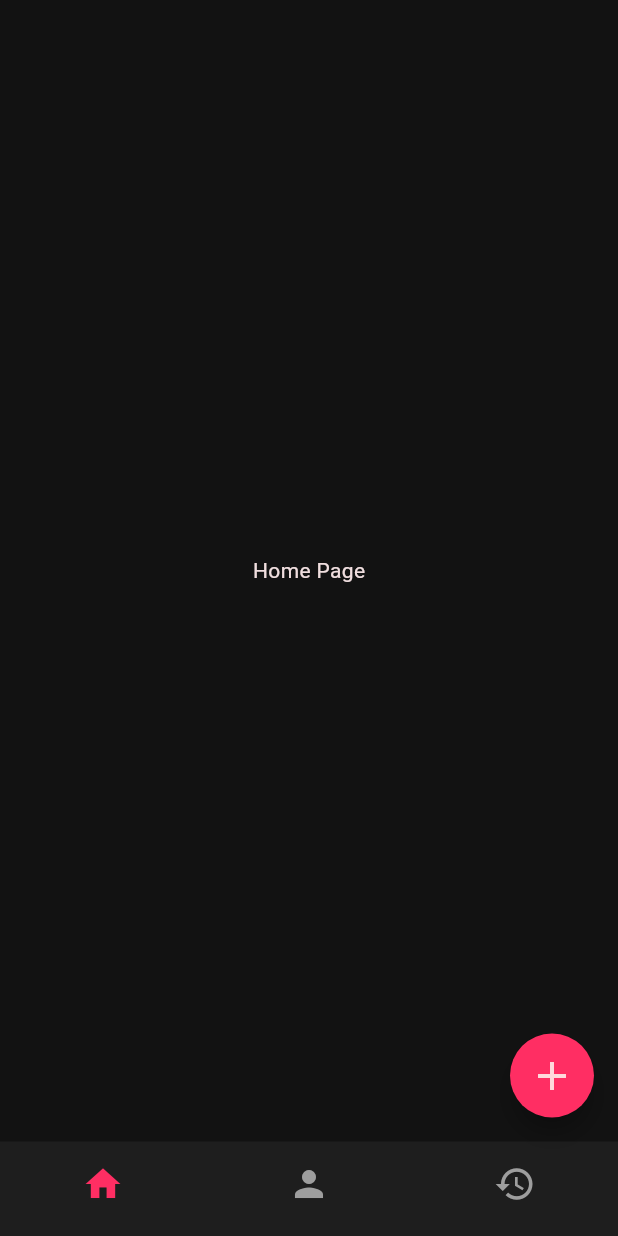
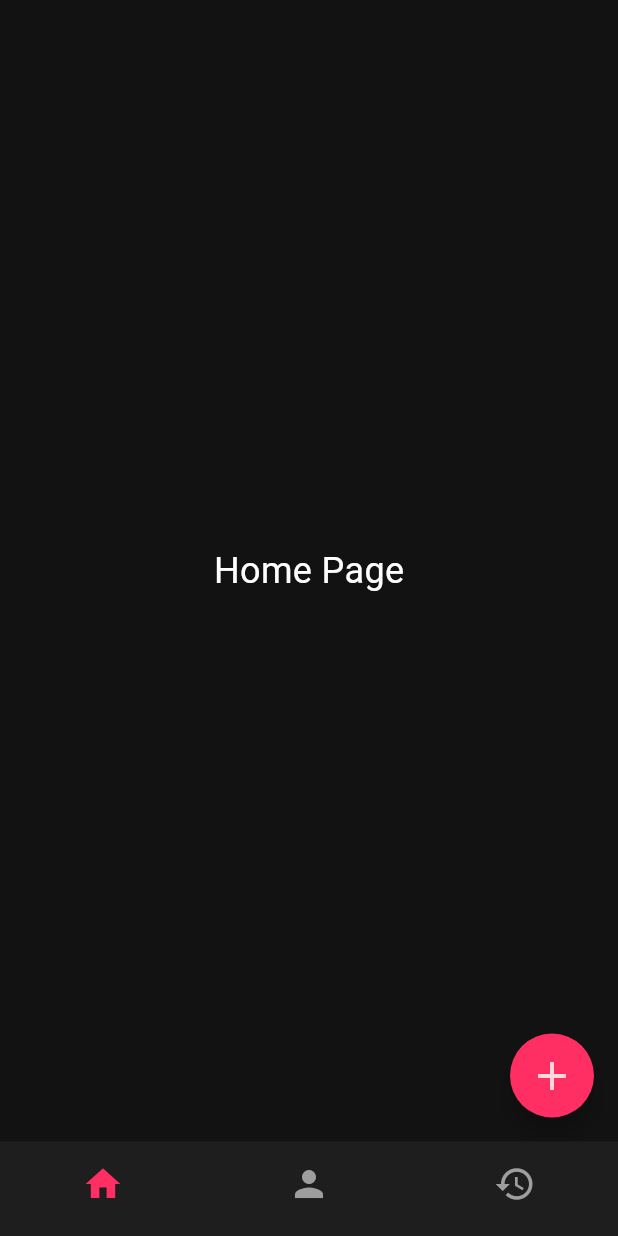
Before and after one commit to fajricpaix/scoreboard, a Flutter app: the screen it shows after launch, on a phone screen of 412 x 824 dp. Run offline on Flutter 3.47's test engine with Material 3 defaults, Android fonts, the phone set to English and light mode, and no system bars.

Commit message:
main page

```diff
--- a/lib/main.dart
+++ b/lib/main.dart
@@ -1,5 +1,4 @@
 import 'package:flutter/material.dart';
-import 'package:scoreboard/pages/create/index.dart';
 import 'pages/home/index.dart';
 import 'pages/history/index.dart';
 import 'pages/user/index.dart';
@@ -58,22 +57,6 @@ class _MainScreenState extends State<MainScreen> {
         bottom: false,
         child: _pages[_selectedIndex],
       ),
-      floatingActionButton: _selectedIndex == 0
-          ? FloatingActionButton(
-              onPressed: () {
-                Navigator.push(
-                  context,
-                  MaterialPageRoute(builder: (_) => const CreateMatchPage()),
-                );
-              },
-              backgroundColor: const Color(0xFFFF2E63),
-              shape: const CircleBorder(),
-              child: const Icon(
-                Icons.add,
-                size: 32,
-              ),
-            )
-          : null,
       bottomNavigationBar: BottomNavigation(
         selectedIndex: _selectedIndex,
         onItemTapped: _onItemTapped,
--- a/lib/pages/home/index.dart
+++ b/lib/pages/home/index.dart
@@ -1,12 +1,34 @@
 import 'package:flutter/material.dart';
+import 'package:scoreboard/pages/create/index.dart';
 
 class HomePage extends StatelessWidget {
   const HomePage({super.key});
 
   @override
   Widget build(BuildContext context) {
-    return const Center(
-      child: Text('Home Page'),
+    return Scaffold(
+      body: SafeArea(
+        child: Center(
+          child: Text(
+            'Home Page',
+            style: TextStyle(fontSize: 24, color: Colors.white),
+          ),
+        ),
+      ),
+      floatingActionButton: FloatingActionButton(
+        onPressed: () {
+          Navigator.push(
+            context,
+            MaterialPageRoute(builder: (_) => const CreateMatchPage()),
+          );
+        },
+        backgroundColor: const Color(0xFFFF2E63),
+        shape: const CircleBorder(),
+        child: const Icon(
+          Icons.add,
+          size: 32,
+        ),
+      ),
     );
   }
 }
```
